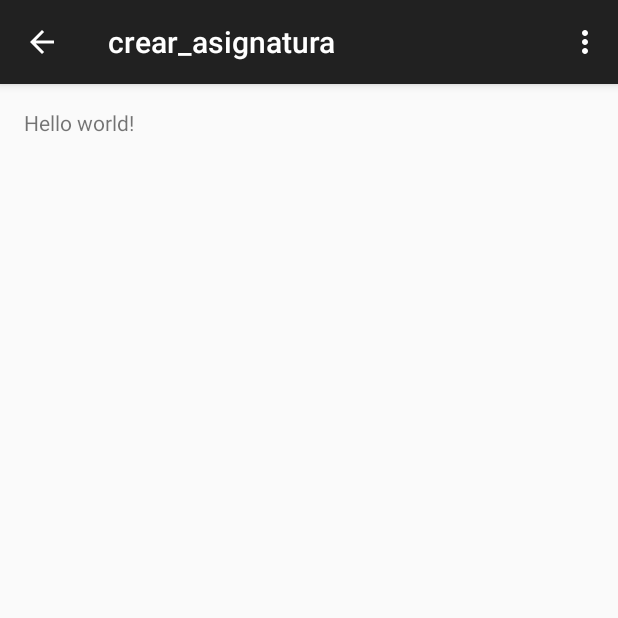
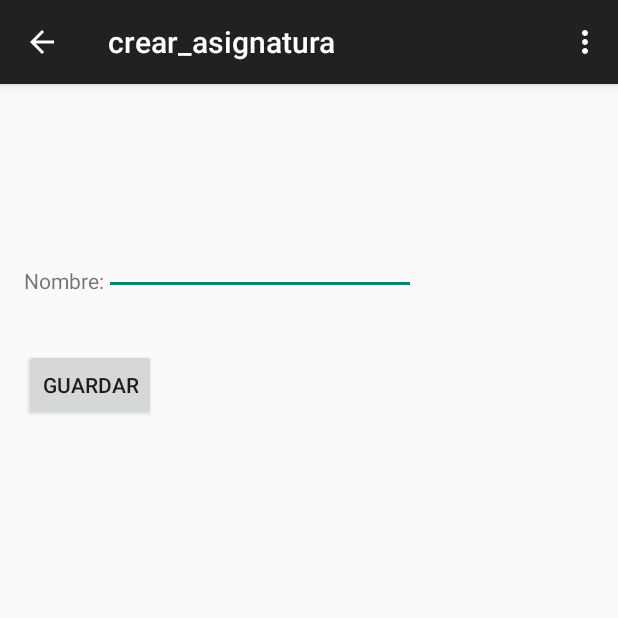
Before and after one commit to mibaldi/Agenda, an Android app: the crear_asignatura screen opened directly, with no data from a screen before it, on a phone screen of 412 x 824 dp, the top half of it. Run offline under Robolectric (Android 15) with nearby library versions, the phone set to English and light mode, and no system bars.

Commit message:
Lista de asignaturas hecha junto con agregar asignatura en la base de datos

```diff
--- a/app/src/main/java/com/mikel/agenda/crear_asignatura.java
+++ b/app/src/main/java/com/mikel/agenda/crear_asignatura.java
@@ -1,19 +1,35 @@
 package com.mikel.agenda;
 
+import android.app.ProgressDialog;
+import android.net.wifi.WifiEnterpriseConfig;
+import android.os.AsyncTask;
 import android.support.v7.app.ActionBarActivity;
 import android.os.Bundle;
 import android.view.Menu;
 import android.view.MenuItem;
+import android.view.View;
+import android.widget.EditText;
+import android.widget.Toast;
 
 import com.mikel.agenda.R;
 
+import java.util.ArrayList;
+import java.util.Arrays;
+
+import BD.BD;
+import BD.EAsignatura;
+
 
 public class crear_asignatura extends ActionBarActivity {
-
+    EditText texto;
     @Override
     protected void onCreate(Bundle savedInstanceState) {
         super.onCreate(savedInstanceState);
         setContentView(R.layout.activity_crear_asignatura);
+        texto=(EditText)findViewById(R.id.nombreAsig);
+
+        /*ProcesoCarga proceso = new ProcesoCarga();
+        proceso.execute();*/
     }
 
 
@@ -38,4 +54,52 @@ public class crear_asignatura extends ActionBarActivity {
 
         return super.onOptionsItemSelected(item);
     }
+    public void insertar(View view){
+        BD  helper = new BD(crear_asignatura.this);
+        EAsignatura asig = new EAsignatura();
+        asig.setNombre(texto.getText().toString());
+        helper.insertarAsignatura(asig);
+        Toast.makeText(getApplicationContext(), "Asignatura guardada", Toast.LENGTH_LONG).show();
+    }
+   /* private class ProcesoCarga extends AsyncTask<Void,Void,Void>{
+
+        ProgressDialog dialog;
+        ArrayList<EAsignatura> asignaturas= new ArrayList<EAsignatura>(Arrays.asList(
+                new EAsignatura("ABD"),
+                new EAsignatura("ABD2"),
+                new EAsignatura("ABD3"),
+                new EAsignatura("PFG")
+        ));
+
+        @Override
+        protected void onPreExecute() {
+           dialog= new ProgressDialog(crear_asignatura.this);
+            dialog.setTitle("ESTO ES EL TITULO");
+            dialog.setMessage("INSERTANDO EN BD");
+            dialog.show();
+        }
+
+        @Override
+        protected void onPostExecute(Void aVoid) {
+            if (dialog.isShowing()){
+                dialog.dismiss();
+            }
+        }
+
+        @Override
+        protected Void doInBackground(Void... params) {
+            BD  helper = new BD(crear_asignatura.this);
+            for (int i = 0; i < asignaturas.size(); i++) {
+                EAsignatura asig = new EAsignatura();
+                asig = asignaturas.get(i);
+                helper.insertarAsignatura(asig);
+                try {
+                    Thread.sleep(500);
+                } catch (InterruptedException e) {
+                    e.printStackTrace();
+                }
+            }
+            return null;
+        }
+    }*/
 }
--- a/app/src/main/res/layout/activity_crear_asignatura.xml
+++ b/app/src/main/res/layout/activity_crear_asignatura.xml
@@ -4,9 +4,37 @@
     android:paddingRight="@dimen/activity_horizontal_margin"
     android:paddingTop="@dimen/activity_vertical_margin"
     android:paddingBottom="@dimen/activity_vertical_margin"
-    tools:context="com.mikel.agenda.crear_asignatura">
 
-    <TextView android:text="@string/hello_world" android:layout_width="wrap_content"
-        android:layout_height="wrap_content" />
+    tools:context="com.mikel.agenda.crear_asignatura"
+    android:orientation="vertical">
+
+    <TextView
+        android:layout_width="wrap_content"
+        android:layout_height="wrap_content"
+        android:text="@string/Nombre_Asignatura"
+        android:id="@+id/textView"
+        android:layout_marginTop="105dp"
+        android:layout_alignParentTop="true"
+        android:layout_alignParentLeft="true"
+        android:layout_alignParentStart="true" />
+
+    <EditText
+        android:layout_width="208dp"
+        android:layout_height="wrap_content"
+        android:id="@+id/nombreAsig"
+        android:layout_alignBottom="@+id/textView"
+        android:layout_toRightOf="@+id/textView"
+        android:layout_toEndOf="@+id/textView" />
+
+    <Button
+        android:layout_width="wrap_content"
+        android:layout_height="wrap_content"
+        android:text="@string/Guardar"
+        android:id="@+id/button4"
+        android:layout_below="@+id/textView"
+        android:layout_alignParentLeft="true"
+        android:layout_alignParentStart="true"
+        android:layout_marginTop="36dp"
+        android:onClick="insertar" />
 
 </RelativeLayout>
--- /dev/null
+++ b/app/src/main/res/menu/menu_lista.xml
@@ -0,0 +1,6 @@
+<menu xmlns:android="http://schemas.android.com/apk/res/android"
+    xmlns:app="http://schemas.android.com/apk/res-auto"
+    xmlns:tools="http://schemas.android.com/tools" tools:context="com.mikel.agenda.lista">
+    <item android:id="@+id/action_settings" android:title="@string/action_settings"
+        android:orderInCategory="100" app:showAsAction="never" />
+</menu>
--- a/app/src/main/res/values/strings.xml
+++ b/app/src/main/res/values/strings.xml
@@ -9,5 +9,8 @@
     <string name="Evaluacion">Metodo de Evaluación</string>
     <string name="title_activity_lista__asignaturas">Lista_Asignaturas</string>
     <string name="title_activity_crear_asignatura">crear_asignatura</string>
+    <string name="Nombre_Asignatura">Nombre:</string>
+    <string name="Guardar">Guardar</string>
+    <string name="title_activity_lista">lista</string>
 
 </resources>
```
Also changed, not shown: app/src/main/AndroidManifest.xml (+13 -5 lines), app/src/main/java/BD/BD.java (added, +69 -0 lines), app/src/main/java/BD/EAsignatura.java (added, +39 -0 lines), app/src/main/java/com/mikel/agenda/ActividadPrincipal.java (+13 -2 lines), app/src/main/java/com/mikel/agenda/Lista_Asignaturas.java (+7 -3 lines), app/src/main/java/com/mikel/agenda/lista.java (added, +101 -0 lines), app/src/main/res/layout/activity_actividad_principal.xml (+10 -0 lines), app/src/main/res/layout/activity_lista.xml (added, +36 -0 lines), 1 other file.
